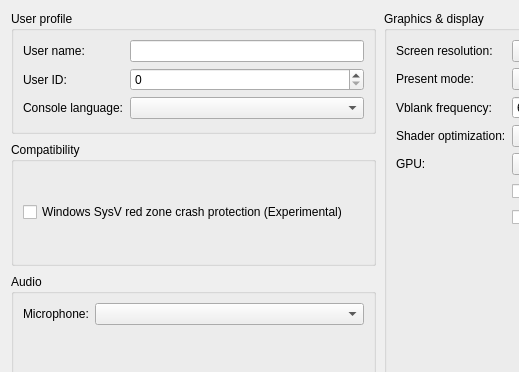
Qt form src/launcher/forms/configuration_edit_dialog.ui (ChronoRPG/KytyPS5AstroAMD) before a commit; both pictures show x 0 to 519 and y 0 to 372 of the 760 by 620 pixel window.
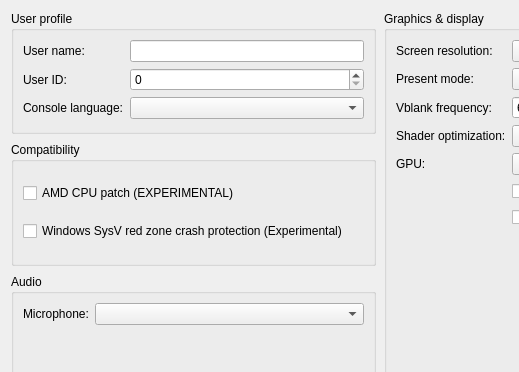
The same form after that commit. Custom widgets are drawn as their Qt base class.

Commit message: Make AMD CPU patch optional

Diff of the .ui file:
```diff
--- a/src/launcher/forms/configuration_edit_dialog.ui
+++ b/src/launcher/forms/configuration_edit_dialog.ui
@@ -271,21 +271,19 @@
        <property name="title">
         <string>Compatibility</string>
        </property>
-       <layout class="QHBoxLayout" name="compatibilityLayout">
+       <layout class="QVBoxLayout" name="compatibilityLayout">
+        <item>
+         <widget class="QCheckBox" name="checkBox_amd_cpu">
+          <property name="toolTip"><string>Patch CPU instructions that differ between AMD and the host CPU.</string></property>
+          <property name="text"><string>AMD CPU patch (EXPERIMENTAL)</string></property>
+         </widget>
+        </item>
         <item>
          <widget class="QCheckBox" name="checkBox_red_zone_protection">
           <property name="toolTip"><string>Helps prevent crashes in some games on Windows</string></property>
           <property name="text"><string>Windows SysV red zone crash protection (Experimental)</string></property>
          </widget>
         </item>
-        <item>
-         <spacer name="compatibilitySpacer">
-          <property name="orientation"><enum>Qt::Horizontal</enum></property>
-          <property name="sizeHint" stdset="0">
-           <size><width>40</width><height>20</height></size>
-          </property>
-         </spacer>
-        </item>
        </layout>
       </widget>
      </item>
```
The commit also changes 7 other files.
